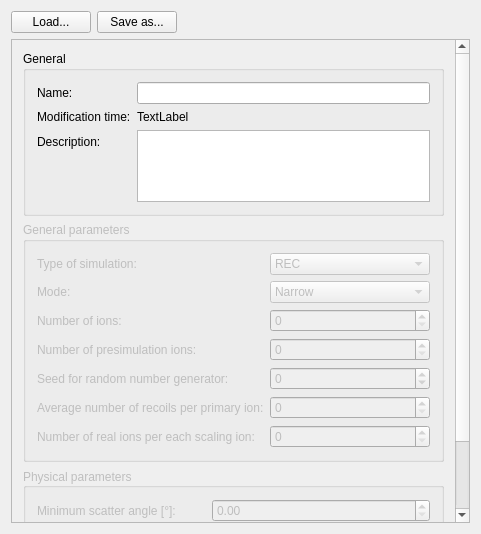
First picture: the form in ui_files/ui_request_simulation_settings.ui, repository JYU-IBA/potku, before the edit.
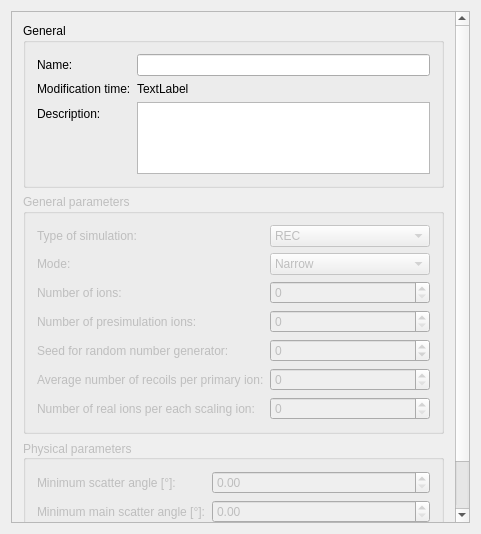
Second picture: the form after the edit.

Commit message: A detector file can be loaded as a whole in the settings dialogs. Its settings values are shown in the dialogs.

```diff
--- a/ui_files/ui_request_simulation_settings.ui
+++ b/ui_files/ui_request_simulation_settings.ui
@@ -36,52 +36,6 @@
   </property>
   <layout class="QGridLayout" name="gridLayout">
    <item row="0" column="0">
-    <layout class="QHBoxLayout" name="horizontalLayout_2">
-     <item>
-      <widget class="QPushButton" name="loadButton">
-       <property name="sizePolicy">
-        <sizepolicy hsizetype="Preferred" vsizetype="Fixed">
-         <horstretch>0</horstretch>
-         <verstretch>0</verstretch>
-        </sizepolicy>
-       </property>
-       <property name="text">
-        <string>Load...</string>
-       </property>
-      </widget>
-     </item>
-     <item>
-      <widget class="QPushButton" name="saveButton">
-       <property name="sizePolicy">
-        <sizepolicy hsizetype="Preferred" vsizetype="Fixed">
-         <horstretch>0</horstretch>
-         <verstretch>0</verstretch>
-        </sizepolicy>
-       </property>
-       <property name="text">
-        <string>Save as...</string>
-       </property>
-      </widget>
-     </item>
-     <item>
-      <spacer name="horizontalSpacer_6">
-       <property name="orientation">
-        <enum>Qt::Horizontal</enum>
-       </property>
-       <property name="sizeType">
-        <enum>QSizePolicy::Expanding</enum>
-       </property>
-       <property name="sizeHint" stdset="0">
-        <size>
-         <width>40</width>
-         <height>20</height>
-        </size>
-       </property>
-      </spacer>
-     </item>
-    </layout>
-   </item>
-   <item row="1" column="0">
     <widget class="QScrollArea" name="scrollArea">
      <property name="widgetResizable">
       <bool>true</bool>
@@ -91,8 +45,8 @@
        <rect>
         <x>0</x>
         <y>0</y>
-        <width>444</width>
-        <height>505</height>
+        <width>461</width>
+        <height>514</height>
        </rect>
       </property>
       <layout class="QVBoxLayout" name="verticalLayout_2">
```
The commit also changes 5 other files.
